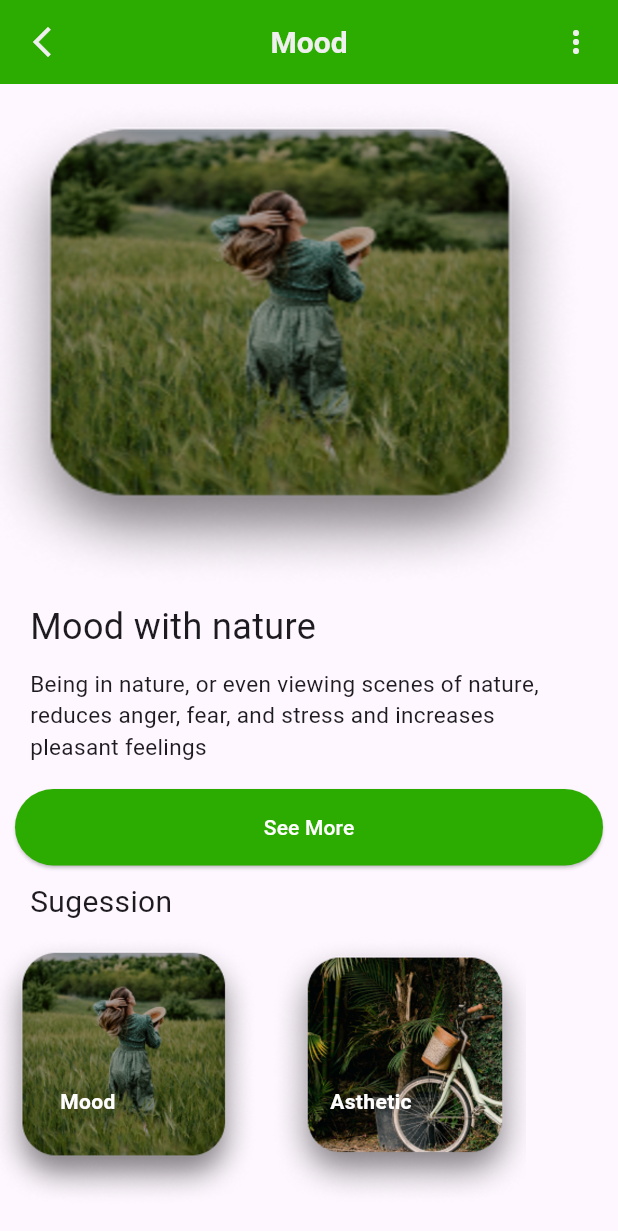
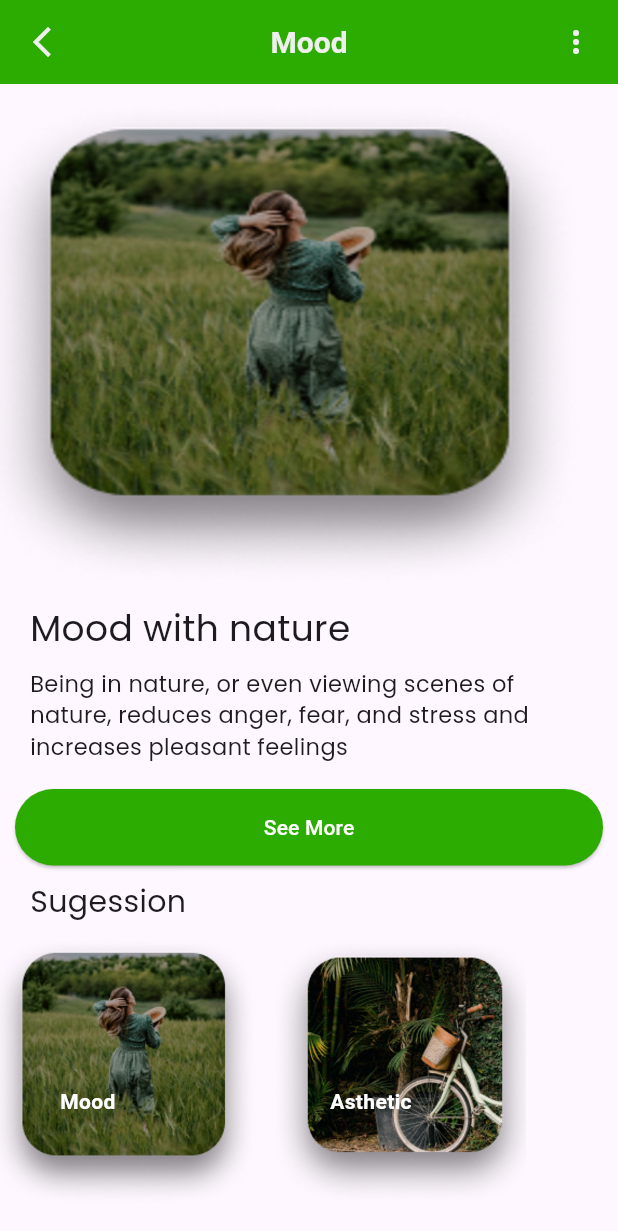
Before and after one commit to infosabbir/photo_gallery, a Flutter app: the screen it shows after launch, after a tap on "Mood", on a phone screen of 412 x 824 dp. Shown: the top 1231 px of the screen. Run offline on Flutter 3.47's test engine with Material 3 defaults, Android fonts, the phone set to English and light mode, and no system bars; our stand-ins replace device_preview, google_fonts.

Commit message:
photo_gallery flutter app created

```diff
--- a/lib/gallery_page.dart
+++ b/lib/gallery_page.dart
@@ -1,4 +1,5 @@
 import 'package:flutter/material.dart';
+import 'package:google_fonts/google_fonts.dart';
 import 'package:photo_gallery/constants.dart';
 import 'package:photo_gallery/selected_page.dart';
 
@@ -50,7 +51,7 @@ class GalleryPage extends StatelessWidget {
                       left: 40,
                       child: Text(
                         MyData.texts[index],
-                        style: const TextStyle(
+                        style: GoogleFonts.roboto(
                           color: Colors.white,
                           fontWeight: FontWeight.w600,
                         ),
--- a/lib/selected_page.dart
+++ b/lib/selected_page.dart
@@ -1,6 +1,7 @@
 import 'dart:math';
 
 import 'package:flutter/material.dart';
+import 'package:google_fonts/google_fonts.dart';
 import 'package:photo_gallery/constants.dart';
 
 final randomSuggesion = Random.secure().nextInt(10);
@@ -36,7 +37,7 @@ class SelectedPage extends StatelessWidget {
         ),
         title: Text(
           texts,
-          style: const TextStyle(
+          style: GoogleFonts.roboto(
             fontSize: 20,
             fontWeight: FontWeight.w600,
             color: MyColors.whiteColor,
@@ -73,7 +74,7 @@ class SelectedPage extends StatelessWidget {
                       children: [
                         Text(
                           '$texts with nature',
-                          style: const TextStyle(
+                          style: GoogleFonts.poppins(
                             fontSize: 24,
                             fontWeight: FontWeight.w400,
                           ),
@@ -82,11 +83,11 @@ class SelectedPage extends StatelessWidget {
                     ),
                   ),
                   const SizedBox(height: 10),
-                  const Padding(
-                    padding: EdgeInsets.symmetric(horizontal: 20),
+                  Padding(
+                    padding: const EdgeInsets.symmetric(horizontal: 20),
                     child: Text(
                       'Being in nature, or even viewing scenes of nature, reduces anger, fear, and stress and increases pleasant feelings',
-                      style: TextStyle(
+                      style: GoogleFonts.poppins(
                         fontSize: 15,
                         fontWeight: FontWeight.w400,
                       ),
@@ -116,11 +117,11 @@ class SelectedPage extends StatelessWidget {
                     ),
                   ),
                   const SizedBox(height: 10),
-                  const Padding(
-                    padding: EdgeInsets.symmetric(horizontal: 20),
+                  Padding(
+                    padding: const EdgeInsets.symmetric(horizontal: 20),
                     child: Text(
                       'Sugession',
-                      style: TextStyle(fontSize: 20),
+                      style: GoogleFonts.poppins(fontSize: 20),
                     ),
                   ),
                   const SizedBox(height: 8),
@@ -141,7 +142,7 @@ class SelectedPage extends StatelessWidget {
                               bottom: 60,
                               child: Text(
                                 MyData.texts[randomSuggesion],
-                                style: const TextStyle(
+                                style: GoogleFonts.roboto(
                                   color: Colors.white,
                                   fontWeight: FontWeight.w600,
                                 ),
@@ -165,7 +166,7 @@ class SelectedPage extends StatelessWidget {
                               bottom: 60,
                               child: Text(
                                 MyData.texts[randomSuggesion + 1],
-                                style: const TextStyle(
+                                style: GoogleFonts.roboto(
                                   color: Colors.white,
                                   fontWeight: FontWeight.w600,
                                 ),
@@ -208,7 +209,7 @@ class SelectedPage extends StatelessWidget {
                           const SizedBox(height: 16),
                           Text(
                             '$texts with nature',
-                            style: const TextStyle(
+                            style: GoogleFonts.poppins(
                               fontSize: 24,
                               fontWeight: FontWeight.w400,
                             ),
@@ -216,9 +217,9 @@ class SelectedPage extends StatelessWidget {
                           const SizedBox(
                             height: 10,
                           ),
-                          const Text(
+                          Text(
                             'Being in nature, or even viewing scenes of nature,\nreduces anger, fear, and stress and increases \npleasant feelings',
-                            style: TextStyle(
+                            style: GoogleFonts.poppins(
                               fontSize: 15,
                               fontWeight: FontWeight.w400,
                             ),
@@ -245,9 +246,9 @@ class SelectedPage extends StatelessWidget {
                             ),
                           ),
                           const SizedBox(height: 10),
-                          const Text(
+                          Text(
                             'Sugession',
-                            style: TextStyle(fontSize: 20),
+                            style: GoogleFonts.poppins(fontSize: 20),
                           ),
                           Row(
                             mainAxisAlignment: MainAxisAlignment.start,
@@ -265,7 +266,7 @@ class SelectedPage extends StatelessWidget {
                                       bottom: 60,
                                       child: Text(
                                         MyData.texts[randomSuggesion],
-                                        style: const TextStyle(
+                                        style: GoogleFonts.roboto(
                                           color: Colors.white,
                                           fontWeight: FontWeight.w600,
                                         ),
@@ -287,7 +288,7 @@ class SelectedPage extends StatelessWidget {
                                       bottom: 60,
                                       child: Text(
                                         MyData.texts[randomSuggesion + 1],
-                                        style: const TextStyle(
+                                        style: GoogleFonts.roboto(
                                           color: Colors.white,
                                           fontWeight: FontWeight.w600,
                                         ),
```
Also changed, not shown: 2 other files.
